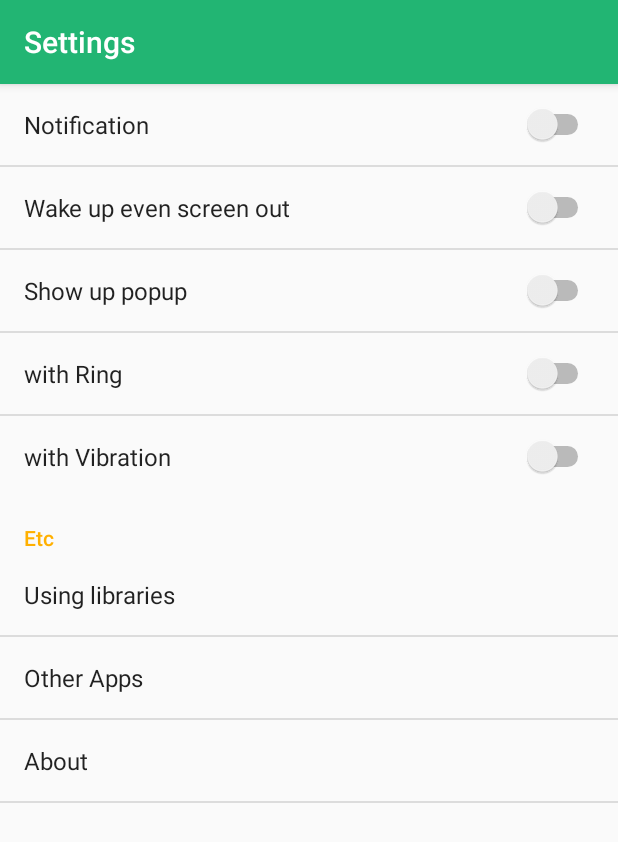
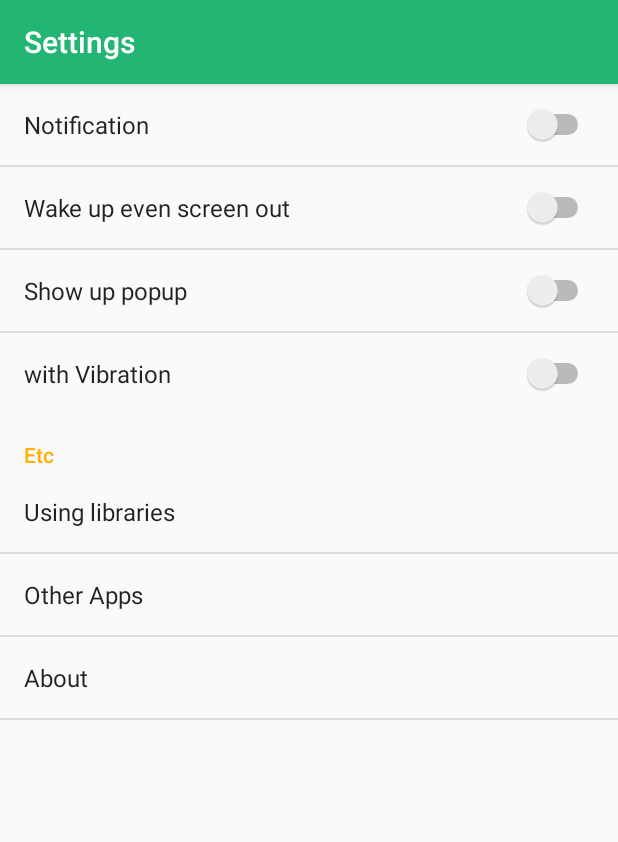
Before and after one commit to HoNKoT/WWWord, an Android app: the PreferenceActivity screen opened directly, with no data from a screen before it, on a phone screen of 412 x 824 dp. Shown: the top 842 px of the screen. Run offline under Robolectric (Android 15) with nearby library versions, the phone set to English and light mode, and no system bars; libraries missing offline, so code that uses them is left out: com.github.gfx.android; 9 statements that could not run were skipped.

Commit message:
日本語対応、Ring通知を一旦削除

```diff
--- a/app/src/main/java/jp/honkot/exercize/basic/wwword/activity/PreferenceActivity.java
+++ b/app/src/main/java/jp/honkot/exercize/basic/wwword/activity/PreferenceActivity.java
@@ -79,11 +79,11 @@ public class PreferenceActivity extends BaseActivity {
             vibPref.setChecked(mPref.isVib());
             vibPref.setOnPreferenceChangeListener(vibClickListener);
 
-            SwitchPreference ringPref =
-                    (SwitchPreference)findPreference(getString(
-                            R.string.activity_preference_switch_ring_title));
-            ringPref.setChecked(mPref.isRing());
-            ringPref.setOnPreferenceChangeListener(ringClickListener);
+//            SwitchPreference ringPref =
+//                    (SwitchPreference)findPreference(getString(
+//                            R.string.activity_preference_switch_ring_title));
+//            ringPref.setChecked(mPref.isRing());
+//            ringPref.setOnPreferenceChangeListener(ringClickListener);
 
             findPreference(getString(R.string.activity_preference_libs))
                     .setOnPreferenceClickListener(libsClickListener);
@@ -106,7 +106,7 @@ public class PreferenceActivity extends BaseActivity {
             findPreference(getString(R.string.activity_preference_switch_wakeup)).setEnabled(mPref.isNotify());
             findPreference(getString(R.string.activity_preference_switch_popup)).setEnabled(mPref.isNotify());
             findPreference(getString(R.string.activity_preference_switch_vib_title)).setEnabled(mPref.isNotify() && mPref.isPopup());
-            findPreference(getString(R.string.activity_preference_switch_ring_title)).setEnabled(mPref.isNotify() && mPref.isPopup());
+//            findPreference(getString(R.string.activity_preference_switch_ring_title)).setEnabled(mPref.isNotify() && mPref.isPopup());
         }
 
         private android.preference.Preference.OnPreferenceChangeListener notificationIntervalClickListener =
--- a/app/src/main/java/jp/honkot/exercize/basic/wwword/activity/WordListActivity.java
+++ b/app/src/main/java/jp/honkot/exercize/basic/wwword/activity/WordListActivity.java
@@ -86,7 +86,6 @@ public class WordListActivity extends BaseActivity {
 
     private void initialize() {
         groupId = getIntent().getLongExtra(EXTRA_GROUP_ID, 0);
-        getSupportActionBar().setTitle(groupDao.findById(groupId).getName());
 
         adapter = new RecyclerAdapter();
 
--- a/app/src/main/java/jp/honkot/exercize/basic/wwword/service/NotificationService.java
+++ b/app/src/main/java/jp/honkot/exercize/basic/wwword/service/NotificationService.java
@@ -25,6 +25,7 @@ import javax.inject.Inject;
 
 import jp.honkot.exercize.basic.wwword.BaseApplication;
 import jp.honkot.exercize.basic.wwword.R;
+import jp.honkot.exercize.basic.wwword.activity.GroupListActivity;
 import jp.honkot.exercize.basic.wwword.activity.WordEditActivity;
 import jp.honkot.exercize.basic.wwword.activity.WordListActivity;
 import jp.honkot.exercize.basic.wwword.dao.PreferenceDao;
@@ -107,7 +108,7 @@ public class NotificationService extends Service {
         NotificationManagerCompat manager = NotificationManagerCompat.from(this);
         Notification notification;
         if (Build.VERSION.SDK_INT < Build.VERSION_CODES.JELLY_BEAN) {
-            Intent intent = new Intent(this, WordListActivity.class);
+            Intent intent = new Intent(this, GroupListActivity.class);
             PendingIntent contentIntent = PendingIntent.getActivity(
                     this, 0, intent, 0);
 
@@ -128,7 +129,7 @@ public class NotificationService extends Service {
             Bitmap bm = BitmapFactory.decodeResource(getResources(), R.mipmap.ic_launcher);
             builder.setLargeIcon(bm);
 
-            Intent intent = new Intent(this, WordListActivity.class);
+            Intent intent = new Intent(this, GroupListActivity.class);
             PendingIntent contentIntent = PendingIntent.getActivity(
                     this, 0, intent, 0);
             builder.setContentIntent(contentIntent);
--- a/app/src/main/res/values/strings.xml
+++ b/app/src/main/res/values/strings.xml
@@ -42,8 +42,8 @@
     <string name="activity_preference_switch_notification_title">Notification</string>
     <string name="activity_preference_switch_wakeup">Wake up even screen out</string>
     <string name="activity_preference_switch_popup">Show up popup</string>
-    <string name="activity_preference_switch_ring_title">with Vibration</string>
-    <string name="activity_preference_switch_vib_title">with Ring</string>
+    <string name="activity_preference_switch_ring_title">with Ring</string>
+    <string name="activity_preference_switch_vib_title">with Vibration</string>
     <string name="activity_preference_category_etc">Etc</string>
     <string name="activity_preference_libs">Using libraries</string>
     <string name="activity_preference_apps">Other Apps</string>
--- a/app/src/main/res/xml/preference.xml
+++ b/app/src/main/res/xml/preference.xml
@@ -11,12 +11,12 @@
     <SwitchPreference
         android:title="@string/activity_preference_switch_popup"
         android:key="@string/activity_preference_switch_popup" />
+    <!--<SwitchPreference-->
+        <!--android:title="@string/activity_preference_switch_ring_title"-->
+        <!--android:key="@string/activity_preference_switch_ring_title" />-->
     <SwitchPreference
         android:title="@string/activity_preference_switch_vib_title"
         android:key="@string/activity_preference_switch_vib_title" />
-    <SwitchPreference
-        android:title="@string/activity_preference_switch_ring_title"
-        android:key="@string/activity_preference_switch_ring_title" />
     <PreferenceCategory
         android:title="@string/activity_preference_category_etc">
         <Preference
```
Also changed, not shown: 1 other file.
